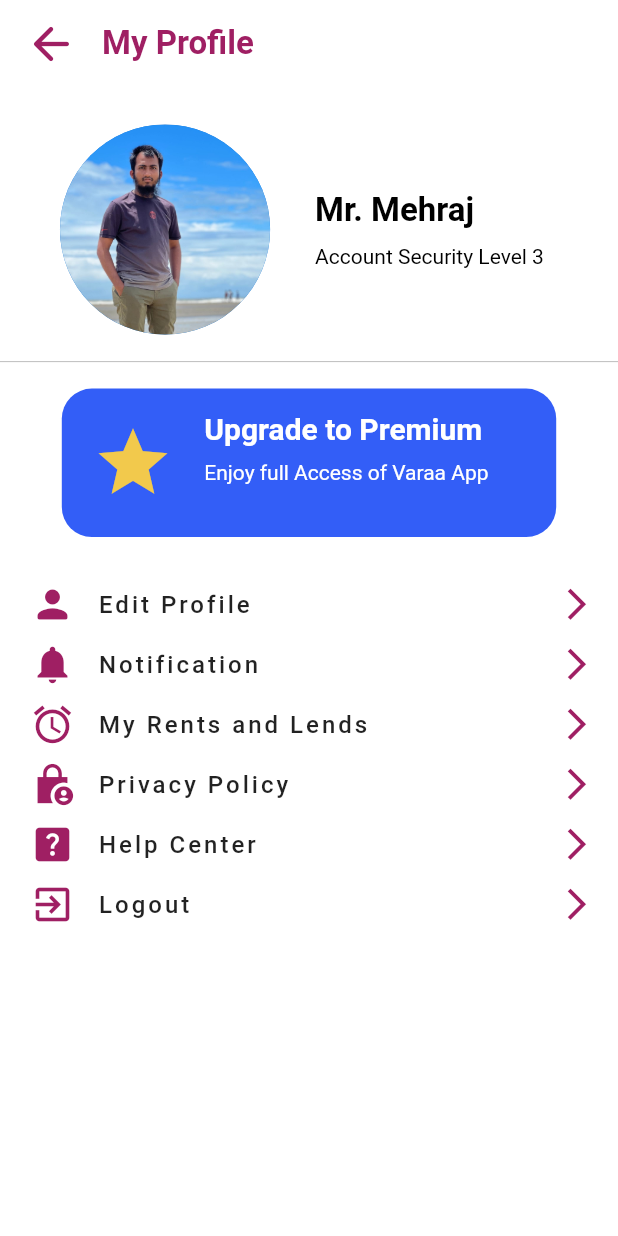
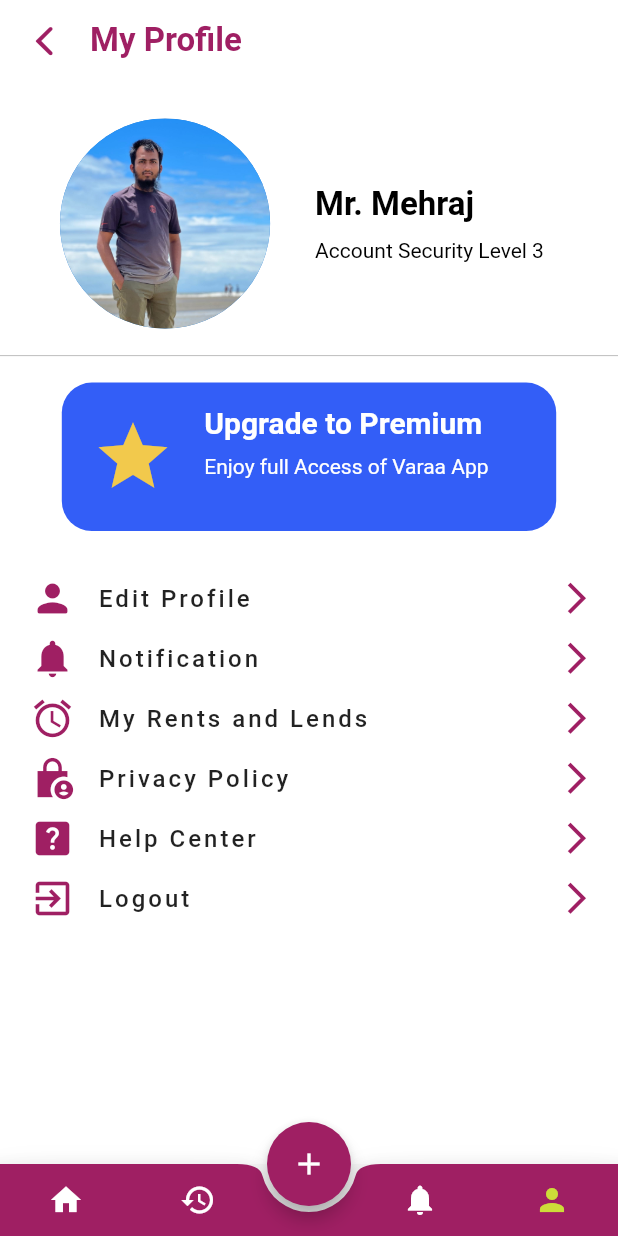
Before and after one commit to definecoder/Varaa-App, a Flutter app: the ProfileScreen screen opened directly, on a phone screen of 412 x 824 dp. Run offline on Flutter 3.47's test engine with Material 2 defaults, Android fonts, the phone set to English and light mode, and no system bars; our stand-ins replace get, google_fonts, velocity_x; Roboto replaces fonts that are missing (popins).

Commit message:
Completed bottom bar implementation with user notes

```diff
--- /dev/null
+++ b/lib/common_widgets/BottomBar.dart
@@ -0,0 +1,56 @@
+import 'package:flutter/material.dart';
+import 'package:flutter/src/widgets/framework.dart';
+import 'package:flutter/src/widgets/placeholder.dart';
+import 'package:vaara_app/screens/profile_screen.dart';
+import "package:velocity_x/velocity_x.dart";
+import 'package:get/get.dart';
+
+class BottomBar extends StatelessWidget {
+  int curScene;
+
+  BottomBar({this.curScene = 1}) {}
+
+  @override
+  Widget build(BuildContext context) {
+    return BottomAppBar(
+      shape: CircularNotchedRectangle(),
+      color: Color(0xff9F1F63),
+      elevation: 10,
+      child: IconTheme(
+        data: IconThemeData(
+          color: Colors.white,
+        ),
+        child: Row(mainAxisAlignment: MainAxisAlignment.spaceAround, children: [
+          IconButton(
+            tooltip: 'Go to home',
+            icon: const Icon(Icons.home),
+            color: curScene == 1 ? Colors.lime : Colors.white,
+            onPressed: () {},
+          ),
+          IconButton(
+            tooltip: 'My Rents and lends',
+            icon: const Icon(Icons.history),
+            color: curScene == 2 ? Colors.lime : Colors.white,
+            onPressed: () {},
+          ),
+          20.widthBox,
+          //const Spacer(),
+          IconButton(
+            tooltip: 'Notifications',
+            icon: const Icon(Icons.notifications),
+            color: curScene == 3 ? Colors.lime : Colors.white,
+            onPressed: () {},
+          ),
+          IconButton(
+            tooltip: 'My Profile',
+            icon: const Icon(Icons.person),
+            color: curScene == 4 ? Colors.lime : Colors.white,
+            onPressed: () {
+              if (curScene != 4) Get.to(ProfileScreen());
+            },
+          ),
+        ]),
+      ),
+    );
+  }
+}
--- a/lib/screens/profile_screen.dart
+++ b/lib/screens/profile_screen.dart
@@ -3,12 +3,14 @@ import 'package:flutter/src/widgets/framework.dart';
 import 'package:flutter/src/widgets/placeholder.dart';
 import 'package:google_fonts/google_fonts.dart';
 import 'package:get/get.dart';
+import 'package:vaara_app/common_widgets/BottomBar.dart';
 import 'package:vaara_app/common_widgets/app_logo.dart';
 import 'package:vaara_app/common_widgets/circuler_image.dart';
 import 'package:velocity_x/velocity_x.dart';
 import '../common_widgets/button.dart';
 import '../common_widgets/button2.dart';
 import 'package:velocity_x/velocity_x.dart';
+import 'package:flutter/cupertino.dart';
 
 import '../common_widgets/profile_options.dart';
 
@@ -18,7 +20,8 @@ class ProfileScreen extends StatelessWidget {
   @override
   Widget build(BuildContext context) {
     return Material(
-      child: Container(
+      child: Scaffold(
+        body: Container(
           color: Colors.white,
           child: SafeArea(
             child: Column(
@@ -28,7 +31,13 @@ class ProfileScreen extends StatelessWidget {
                 Row(
                   children: [
                     10.widthBox,
-                  Transform.scale(
+                    CupertinoNavigationBarBackButton(
+                      color: Color(0xff9F1F63),
+                      onPressed: () {
+                        Navigator.of(context).pop();
+                      },
+                    ),
+                    /*Transform.scale(
                       scale: 1.5,
                       child: IconButton(
                         icon: const Icon(
@@ -37,8 +46,8 @@ class ProfileScreen extends StatelessWidget {
                         color: Color(0xff9F1F63),
                         onPressed: () {},
                       ),
-                  ),
-                  10.widthBox,
+                    ),*/
+                    // 10.widthBox,
                     "My Profile"
                         .text
                         .fontFamily('popins')
@@ -155,6 +164,17 @@ class ProfileScreen extends StatelessWidget {
             ),
           ),
         ),
+        floatingActionButton: FloatingActionButton(
+          onPressed: () {},
+          elevation: 5,
+          backgroundColor: Color(0xff9F1F63),
+          child: Icon(Icons.add, color: Colors.white),
+        ),
+        floatingActionButtonLocation: FloatingActionButtonLocation.centerDocked,
+        bottomNavigationBar: BottomBar(
+          curScene: 4,
+        ),
+      ),
     );
   }
 }
```
Also changed, not shown: 1 other file. Lines whose indentation alone changed are shown as unchanged.
